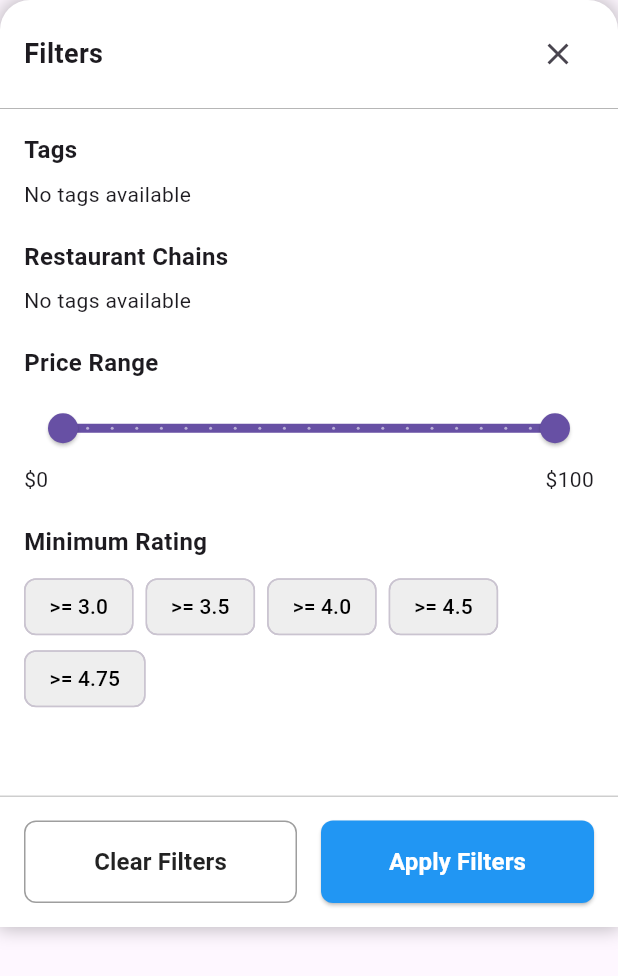
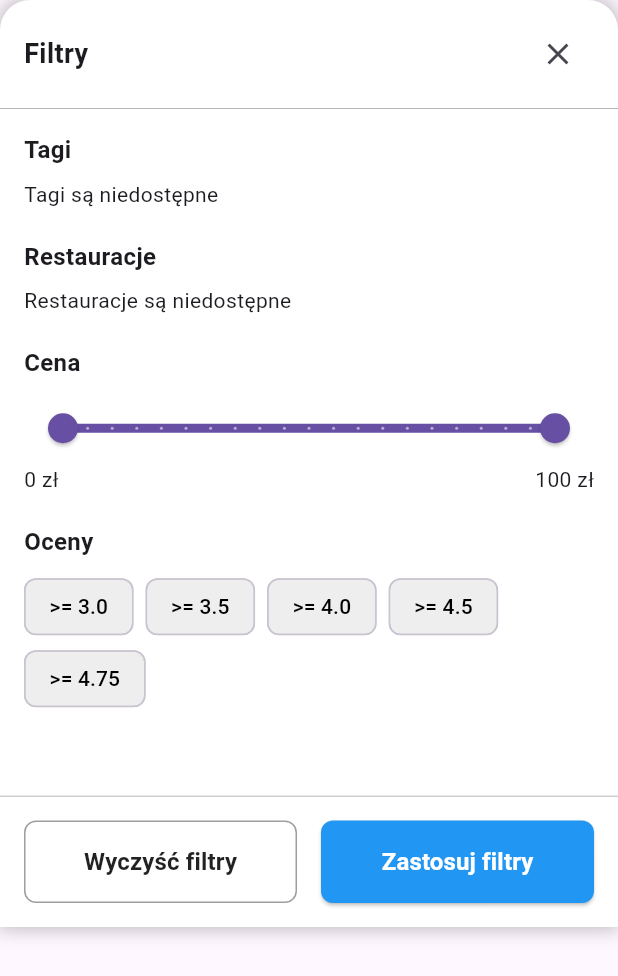
Before and after one commit to micjaw310589/strawa, a Flutter app: the FiltersScreenView widget shown alone on an empty page, opened directly, on a phone screen of 412 x 824 dp. Shown: the top 976 px of the screen. Run offline on Flutter 3.47's test engine with Material 3 defaults, Android fonts, the phone set to English and light mode, and no system bars; our stand-ins replace decimal, geolocator, get_it, sensors_plus, supabase_flutter; accounts and stored records are empty.

Commit message:
Changed names to polish in Filters Screen

```diff
--- a/lib/presentation/home_screen/filters_screen_view.dart
+++ b/lib/presentation/home_screen/filters_screen_view.dart
@@ -92,7 +92,7 @@ class _FiltersScreenViewState extends State<FiltersScreenView> {
         mainAxisAlignment: MainAxisAlignment.spaceBetween,
         children: [
           const Text(
-            'Filters',
+            'Filtry',
             style: TextStyle(
               fontSize: 18,
               fontWeight: FontWeight.bold,
@@ -112,7 +112,7 @@ class _FiltersScreenViewState extends State<FiltersScreenView> {
       crossAxisAlignment: CrossAxisAlignment.start,
       children: [
         const Text(
-          'Tags',
+          'Tagi',
           style: TextStyle(
             fontSize: 16,
             fontWeight: FontWeight.bold,
@@ -122,7 +122,7 @@ class _FiltersScreenViewState extends State<FiltersScreenView> {
         if (_viewModel.isLoadingTags)
           const Center(child: CircularProgressIndicator())
         else if (_viewModel.tags.isEmpty)
-          const Text('No tags available')
+          const Text('Tagi są niedostępne')
         else
           Wrap(
             spacing: 8,
@@ -158,7 +158,7 @@ class _FiltersScreenViewState extends State<FiltersScreenView> {
       crossAxisAlignment: CrossAxisAlignment.start,
       children: [
         const Text(
-          'Restaurant Chains',
+          'Restauracje',
           style: TextStyle(
             fontSize: 16,
             fontWeight: FontWeight.bold,
@@ -168,7 +168,7 @@ class _FiltersScreenViewState extends State<FiltersScreenView> {
         if (_viewModel.isLoadingChains)
           const Center(child: CircularProgressIndicator())
         else if (_viewModel.chains.isEmpty)
-          const Text('No tags available')
+          const Text('Restauracje są niedostępne')
         else
           Wrap(
             spacing: 8,
@@ -204,7 +204,7 @@ class _FiltersScreenViewState extends State<FiltersScreenView> {
       crossAxisAlignment: CrossAxisAlignment.start,
       children: [
         const Text(
-          'Price Range',
+          'Cena',
           style: TextStyle(
             fontSize: 16,
             fontWeight: FontWeight.bold,
@@ -217,8 +217,8 @@ class _FiltersScreenViewState extends State<FiltersScreenView> {
           max: 100,
           divisions: 20,
           labels: RangeLabels(
-            '\$${_viewModel.selectedFilters.minPrice.round()}',
-            '\$${_viewModel.selectedFilters.maxPrice.round()}',
+            '${_viewModel.selectedFilters.minPrice.round()} zł',
+            '${_viewModel.selectedFilters.maxPrice.round()} zł',
           ),
           onChanged: (values) {
             _viewModel.updatePriceRange(values.start, values.end);
@@ -227,8 +227,8 @@ class _FiltersScreenViewState extends State<FiltersScreenView> {
         Row(
           mainAxisAlignment: MainAxisAlignment.spaceBetween,
           children: [
-            Text('\$${_viewModel.selectedFilters.minPrice.round()}'),
-            Text('\$${_viewModel.selectedFilters.maxPrice.round()}'),
+            Text('${_viewModel.selectedFilters.minPrice.round()} zł'),
+            Text('${_viewModel.selectedFilters.maxPrice.round()} zł'),
           ],
         ),
       ],
@@ -240,7 +240,7 @@ class _FiltersScreenViewState extends State<FiltersScreenView> {
       crossAxisAlignment: CrossAxisAlignment.start,
       children: [
         const Text(
-          'Minimum Rating',
+          'Oceny',
           style: TextStyle(
             fontSize: 16,
             fontWeight: FontWeight.bold,
@@ -293,7 +293,7 @@ class _FiltersScreenViewState extends State<FiltersScreenView> {
               ),
               onPressed: _viewModel.clearFilters,
               child: const Text(
-                'Clear Filters',
+                'Wyczyść filtry',
                 style: TextStyle(
                   fontSize: 16,
                   color: Colors.black87,
@@ -314,7 +314,7 @@ class _FiltersScreenViewState extends State<FiltersScreenView> {
               ),
               onPressed: _viewModel.applyFilters,
               child: const Text(
-                'Apply Filters',
+                'Zastosuj filtry',
                 style: TextStyle(
                   fontSize: 16,
                   color: Colors.white,
```
